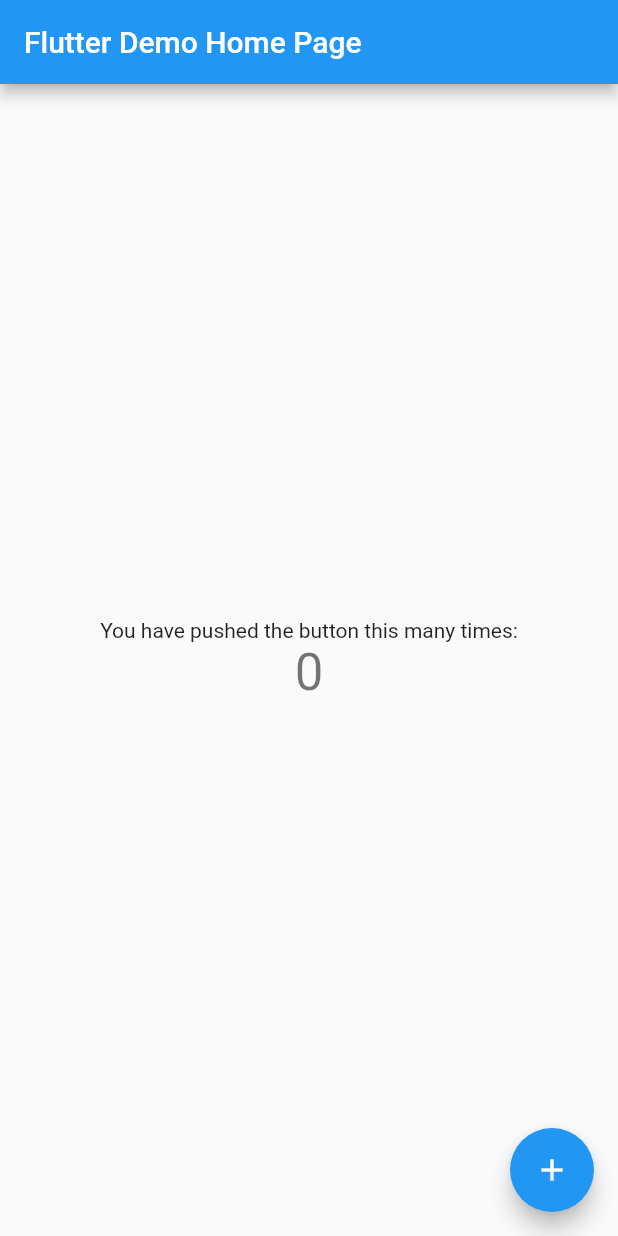
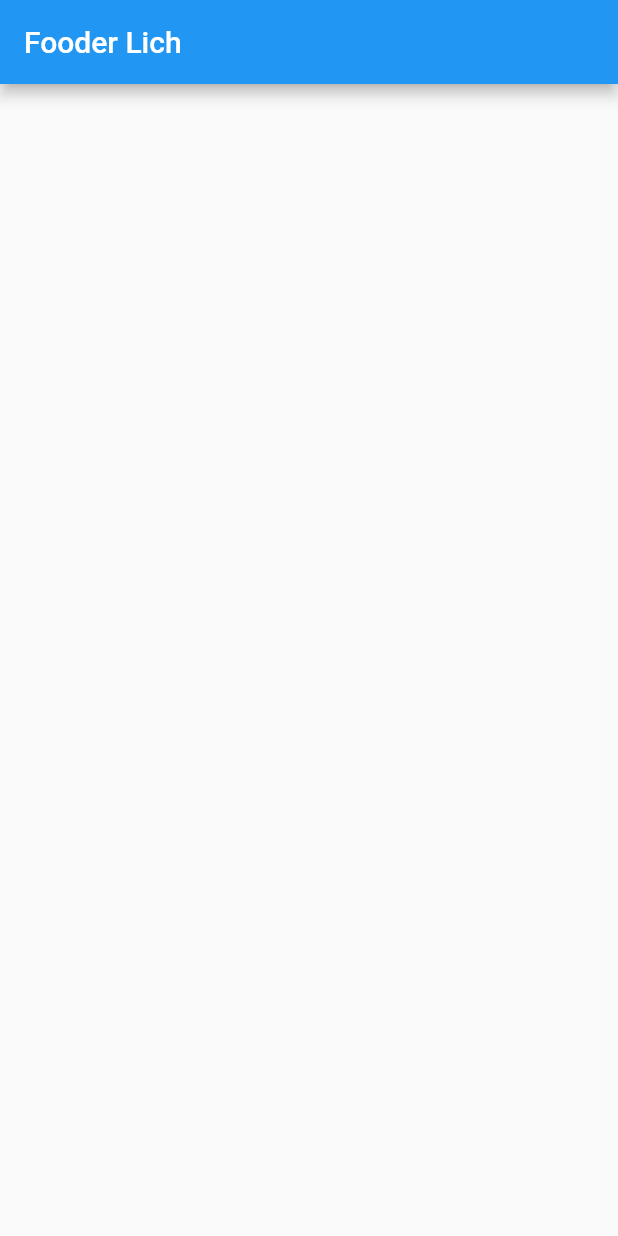
Before and after one commit to akgmage/fooder_lich, a Flutter app: the screen it shows after launch, on a phone screen of 412 x 824 dp. Run offline on Flutter 3.47's test engine with Material 2 defaults, Android fonts, the phone set to English and light mode, and no system bars.

Commit message:
Removed unnecessary comments

```diff
--- a/lib/main.dart
+++ b/lib/main.dart
@@ -6,40 +6,21 @@ void main() {
 
 class MyApp extends StatelessWidget {
   const MyApp({Key? key}) : super(key: key);
-
   // This widget is the root of your application.
   @override
   Widget build(BuildContext context) {
     return MaterialApp(
       title: 'Flutter Demo',
       theme: ThemeData(
-        // This is the theme of your application.
-        //
-        // Try running your application with "flutter run". You'll see the
-        // application has a blue toolbar. Then, without quitting the app, try
-        // changing the primarySwatch below to Colors.green and then invoke
-        // "hot reload" (press "r" in the console where you ran "flutter run",
-        // or simply save your changes to "hot reload" in a Flutter IDE).
-        // Notice that the counter didn't reset back to zero; the application
-        // is not restarted.
         primarySwatch: Colors.blue,
       ),
-      home: const MyHomePage(title: 'Flutter Demo Home Page'),
+      home: const MyHomePage(title: 'Fooder Lich'),
     );
   }
 }
 
 class MyHomePage extends StatefulWidget {
   const MyHomePage({Key? key, required this.title}) : super(key: key);
-
-  // This widget is the home page of your application. It is stateful, meaning
-  // that it has a State object (defined below) that contains fields that affect
-  // how it looks.
-
-  // This class is the configuration for the state. It holds the values (in this
-  // case the title) provided by the parent (in this case the App widget) and
-  // used by the build method of the State. Fields in a Widget subclass are
-  // always marked "final".
 
   final String title;
 
@@ -48,68 +29,16 @@ class MyHomePage extends StatefulWidget {
 }
 
 class _MyHomePageState extends State<MyHomePage> {
-  int _counter = 0;
-
-  void _incrementCounter() {
-    setState(() {
-      // This call to setState tells the Flutter framework that something has
-      // changed in this State, which causes it to rerun the build method below
-      // so that the display can reflect the updated values. If we changed
-      // _counter without calling setState(), then the build method would not be
-      // called again, and so nothing would appear to happen.
-      _counter++;
-    });
-  }
-
   @override
   Widget build(BuildContext context) {
-    // This method is rerun every time setState is called, for instance as done
-    // by the _incrementCounter method above.
-    //
-    // The Flutter framework has been optimized to make rerunning build methods
-    // fast, so that you can just rebuild anything that needs updating rather
-    // than having to individually change instances of widgets.
     return Scaffold(
       appBar: AppBar(
-        // Here we take the value from the MyHomePage object that was created by
-        // the App.build method, and use it to set our appbar title.
         title: Text(widget.title),
       ),
-      body: Center(
-        // Center is a layout widget. It takes a single child and positions it
-        // in the middle of the parent.
-        child: Column(
-          // Column is also a layout widget. It takes a list of children and
-          // arranges them vertically. By default, it sizes itself to fit its
-          // children horizontally, and tries to be as tall as its parent.
-          //
-          // Invoke "debug painting" (press "p" in the console, choose the
-          // "Toggle Debug Paint" action from the Flutter Inspector in Android
-          // Studio, or the "Toggle Debug Paint" command in Visual Studio Code)
-          // to see the wireframe for each widget.
-          //
-          // Column has various properties to control how it sizes itself and
-          // how it positions its children. Here we use mainAxisAlignment to
-          // center the children vertically; the main axis here is the vertical
-          // axis because Columns are vertical (the cross axis would be
-          // horizontal).
-          mainAxisAlignment: MainAxisAlignment.center,
-          children: <Widget>[
-            const Text(
-              'You have pushed the button this many times:',
-            ),
-            Text(
-              '$_counter',
-              style: Theme.of(context).textTheme.headline4,
-            ),
-          ],
-        ),
+      body: SafeArea(
+        child: Container(),
       ),
-      floatingActionButton: FloatingActionButton(
-        onPressed: _incrementCounter,
-        tooltip: 'Increment',
-        child: const Icon(Icons.add),
-      ), // This trailing comma makes auto-formatting nicer for build methods.
+      // This trailing comma makes auto-formatting nicer for build methods.
     );
   }
 }
```
